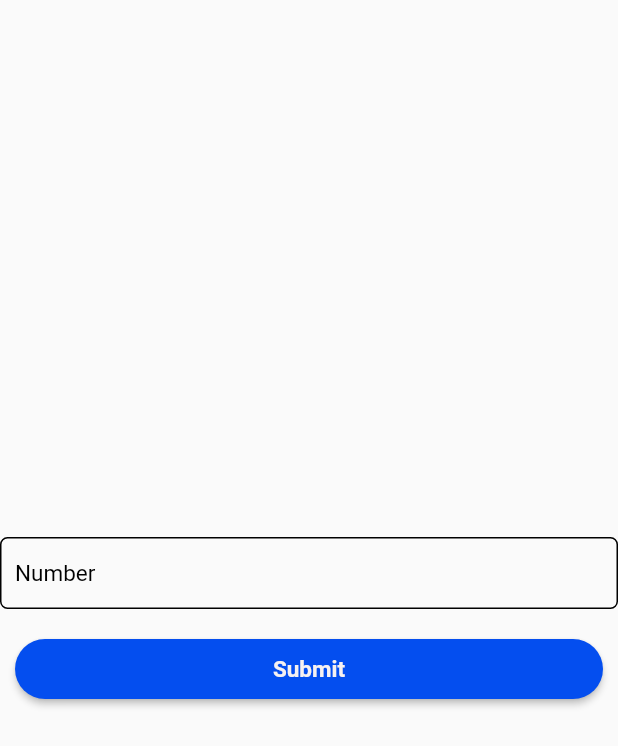
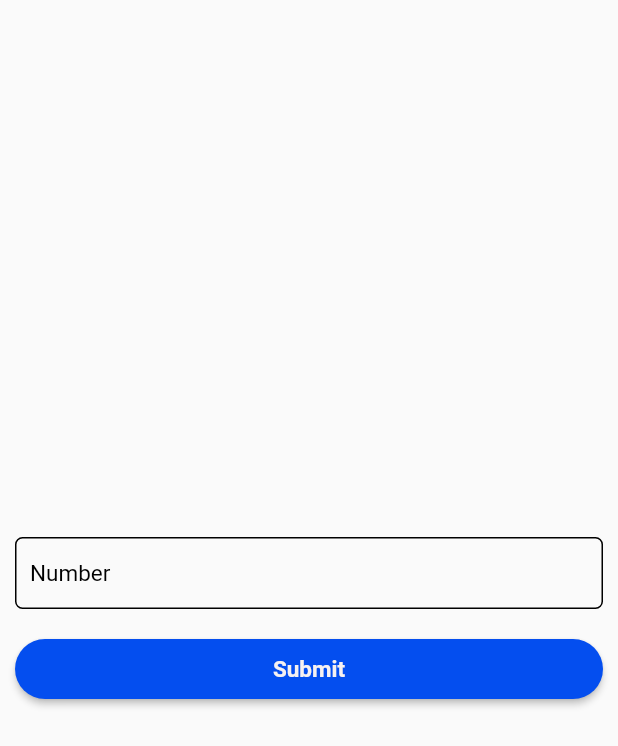
Before and after one commit to msnmuhsinpt/vehicle_app, a Flutter app: the screen it shows after launch, after a tap on the "add" icon, on a phone screen of 412 x 824 dp. Shown: the top 746 px of the screen. Run offline on Flutter 3.47's test engine with Material 2 defaults, Android fonts, the phone set to English and light mode, and no system bars; our stand-ins replace hive, hive_flutter; accounts and stored records are empty.

Commit message:
functions completed(animation)

```diff
--- a/vehicle/lib/db/vehicle_db.dart
+++ b/vehicle/lib/db/vehicle_db.dart
@@ -8,4 +8,8 @@ class Vehicle extends HiveObject {
   late String number;
   @HiveField(1)
   late bool isRunning = false;
+  @HiveField(2)
+  late String startTime = '';
+  @HiveField(3)
+  late double animationValue = 0.0;
 }
--- a/vehicle/lib/view/add_vehicle/add_vehicle_page.dart
+++ b/vehicle/lib/view/add_vehicle/add_vehicle_page.dart
@@ -1,9 +1,8 @@
 import 'package:flutter/material.dart';
-import 'package:hive/hive.dart';
 import 'package:vehicle_app/db/vehicle_db.dart';
 
-import '../../app_text_field.dart';
-import '../../app_text_view.dart';
+import '../widget/app_text_field.dart';
+import '../widget/app_text_view.dart';
 import '../../boxes.dart';
 import '../../util/app_ constant.dart';
 import '../../util/app_color.dart';
@@ -21,15 +20,15 @@ class _AddVehicleState extends State<AddVehicle> {
   @override
   void dispose() {
     super.dispose();
-    Hive.close();
   }
 
   @override
   Widget build(BuildContext context) {
     return Scaffold(
-      body: Column(
+      body: Padding(
+        padding: commonPaddingAll,
+        child: Column(
           mainAxisAlignment: MainAxisAlignment.center,
-        crossAxisAlignment: CrossAxisAlignment.center,
           children: [
             AppTextField(
               controller: _vehicleNumber,
@@ -51,8 +50,9 @@ class _AddVehicleState extends State<AddVehicle> {
                 onPressed: () {
                   final vehicle = Vehicle()
                     ..number = _vehicleNumber.text.toString()
-                  ..isRunning = true;
-
+                    ..isRunning = true
+                    ..startTime = DateTime.now().toString()
+                    ..animationValue = 0.00;
                   final box = Boxes.getData();
                   box.add(vehicle);
                   Navigator.pop(context);
@@ -60,8 +60,9 @@ class _AddVehicleState extends State<AddVehicle> {
                 child: appTextView(
                     name: 'Submit', isBold: true, color: AppColor.kWhite),
               ),
-          )
+            ),
           ],
+        ),
       ),
     );
   }
--- a/vehicle/lib/view/home/screen/home_page.dart
+++ b/vehicle/lib/view/home/screen/home_page.dart
@@ -1,13 +1,10 @@
-import 'dart:developer';
-
+import 'dart:async';
 import 'package:flutter/material.dart';
 import 'package:hive_flutter/adapters.dart';
-import 'package:percent_indicator/circular_percent_indicator.dart';
 import 'package:vehicle_app/boxes.dart';
 import 'package:vehicle_app/db/vehicle_db.dart';
 import 'package:vehicle_app/view/add_vehicle/add_vehicle_page.dart';
-
-import '../../../app_text_view.dart';
+import '../../widget/app_text_view.dart';
 import '../../../util/app_ constant.dart';
 import '../../../util/app_color.dart';
 
@@ -19,6 +16,9 @@ class HomePage extends StatefulWidget {
 }
 
 class _HomePageState extends State<HomePage> {
+  var progressValue = 0.00;
+  var pValue = 0.00;
+
   @override
   void initState() {
     super.initState();
@@ -27,7 +27,6 @@ class _HomePageState extends State<HomePage> {
   @override
   void dispose() {
     super.dispose();
-    Hive.close();
   }
 
   @override
@@ -42,7 +41,9 @@ class _HomePageState extends State<HomePage> {
             color: AppColor.kWhite),
         backgroundColor: AppColor.kBlue,
       ),
-      body: Column(
+      body: Padding(
+        padding: commonPaddingAll,
+        child: Column(
           children: [
             ValueListenableBuilder<Box<Vehicle>>(
                 valueListenable: Boxes.getData().listenable(),
@@ -50,14 +51,11 @@ class _HomePageState extends State<HomePage> {
                   final vehicle = box.values.toList().cast<Vehicle>();
 
                   return Expanded(
-                  child: ListView(
-                    children: [
-                      vehicleListUi(vehicle),
-                    ],
-                  ),
+                    child: vehicleListUi(vehicle),
                   );
                 }),
           ],
+        ),
       ),
       floatingActionButtonLocation: FloatingActionButtonLocation.endDocked,
       floatingActionButton: FloatingActionButton(
@@ -86,6 +84,8 @@ class _HomePageState extends State<HomePage> {
         itemBuilder: (context, index) {
           String number = vehicle[index].number.toString();
           bool isRunning = vehicle[index].isRunning;
+          var value = vehicle[index].animationValue;
+          _updateProgress(vehicle, index);
           return vehicle.isEmpty
               ? Center(
                   child: appTextView(
@@ -93,49 +93,89 @@ class _HomePageState extends State<HomePage> {
                 )
               : isRunning
                   ? SizedBox(
-                      height: 85,
-                      child: InkWell(
+                      height: 60,
+                      width: screenWidth(context),
                       child: Card(
+                        elevation: 2,
                         shape: RoundedRectangleBorder(
                           borderRadius: BorderRadius.circular(10),
                         ),
                         child: ListTile(
-                              title: appTextView(name: number),
-                              trailing: CircularPercentIndicator(
-                                animation: true,
-                                radius: 20.0,
-                                percent: 1.0,
-                                progressColor: Colors.green,
-                                animationDuration: 3000,
-                                onAnimationEnd: () {
-                                  final vehicleUpdate = Vehicle()
-                                    ..number = number
-                                    ..isRunning = false;
-                                  final box = Boxes.getData();
-                                  box.putAt(index, vehicleUpdate);
-                                  //  vehicleUpdate.save();
-                                },
-                              )),
+                          title: appTextView(name: number, isBold: true),
+                          trailing: CircularProgressIndicator(
+                            strokeWidth: 10,
+                            valueColor: const AlwaysStoppedAnimation<Color>(
+                              AppColor.kGreen,
                             ),
-                        onTap: () {
-                          log('Status >> $isRunning');
-                        },
+                            value: value,
+                          ),
+                        ),
                       ),
                     )
-                  : InkWell(
-            onTap: ()=>log("Status>>> $isRunning") ,
-                    child: Container(
+                  : Container(
+                      height: 60,
+                      decoration: BoxDecoration(
                         color: AppColor.kRed,
+                        borderRadius: BorderRadius.circular(10),
+                      ),
+                      width: screenWidth(context),
                       child: Center(
                         child: appTextView(
                             name: 'Running',
                             isBold: true,
                             color: AppColor.kWhite),
                       ),
-                      ),
                     );
         },
       ),
     );
   }
+
+  void _updateProgress(List<Vehicle> vehicle, int index) {
+    bool isTimerClose = false;
+    var addedTime = vehicle[index].startTime;
+    var isRunning = vehicle[index].isRunning;
+    var vehicleNumber = vehicle[index].number;
+    var value = vehicle[index].animationValue;
+
+    for (int i = 0; i < vehicle.length; i++) {
+      if (vehicle[i].isRunning == false) {
+        isTimerClose = true;
+      } else {
+        isTimerClose = false;
       }
+    }
+
+    var aTime = DateTime.parse(addedTime);
+    const oneSec = Duration(seconds: 1);
+    isTimerClose
+        ? Container()
+        : Timer.periodic(oneSec, (Timer t) {
+            var cTime = DateTime.now();
+            final difference = cTime.difference(aTime).inSeconds;
+            if (difference >= 3) {
+              //value update
+              final vehicleUpdateRunning = Vehicle()
+                ..number = vehicleNumber
+                ..isRunning = false
+                ..startTime = addedTime
+                ..animationValue = value;
+              final box = Boxes.getData();
+              box.putAt(index, vehicleUpdateRunning);
+            } else {
+              setState(() {
+                //value
+                pValue = (difference / 3);
+
+                final vehicleUpdateValue = Vehicle()
+                  ..number = vehicleNumber
+                  ..isRunning = isRunning
+                  ..startTime = addedTime
+                  ..animationValue = pValue.toDouble();
+                final box = Boxes.getData();
+                box.putAt(index, vehicleUpdateValue);
+              });
+            }
+          });
+  }
+}
--- a/vehicle/lib/app_text_view.dart
+++ b/vehicle/lib/view/widget/app_text_view.dart
@@ -1,6 +1,6 @@
 import 'package:flutter/material.dart';
 
-import '../util/app_color.dart';
+import '../../../util/app_color.dart';
 
 Widget appTextView(
     {String name = "",
```
Also changed, not shown: vehicle/lib/db/vehicle_db.g.dart, vehicle/lib/view/widget/app_text_field.dart (renamed from vehicle/lib/app_text_field.dart). Lines whose indentation alone changed are shown as unchanged.
